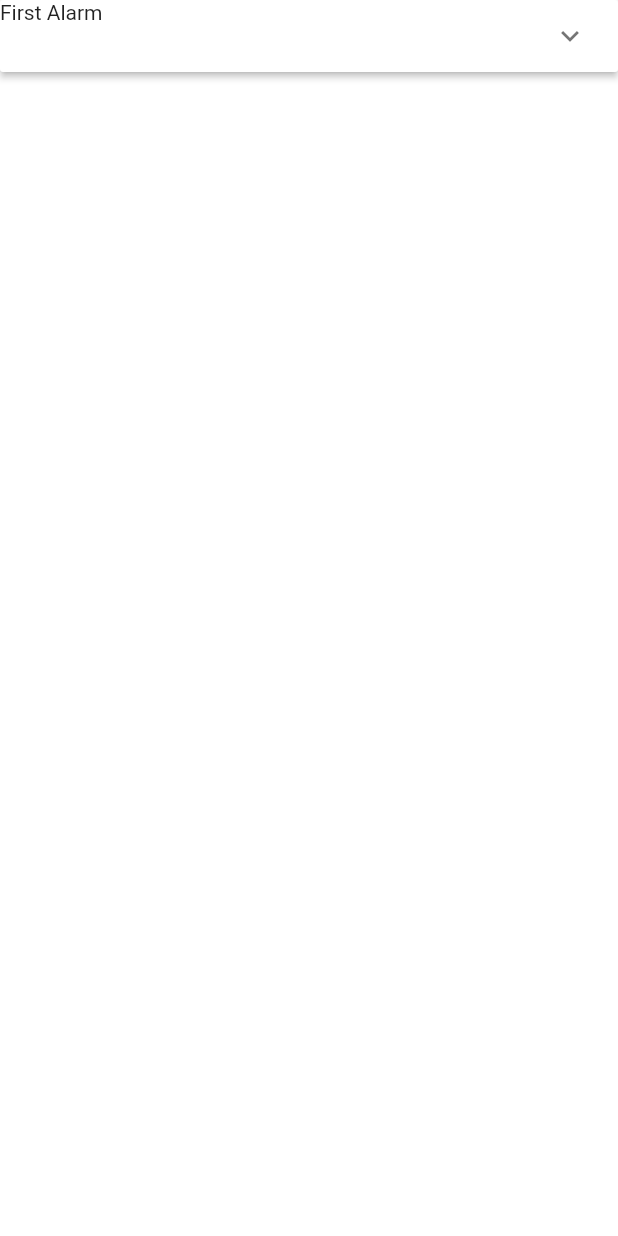
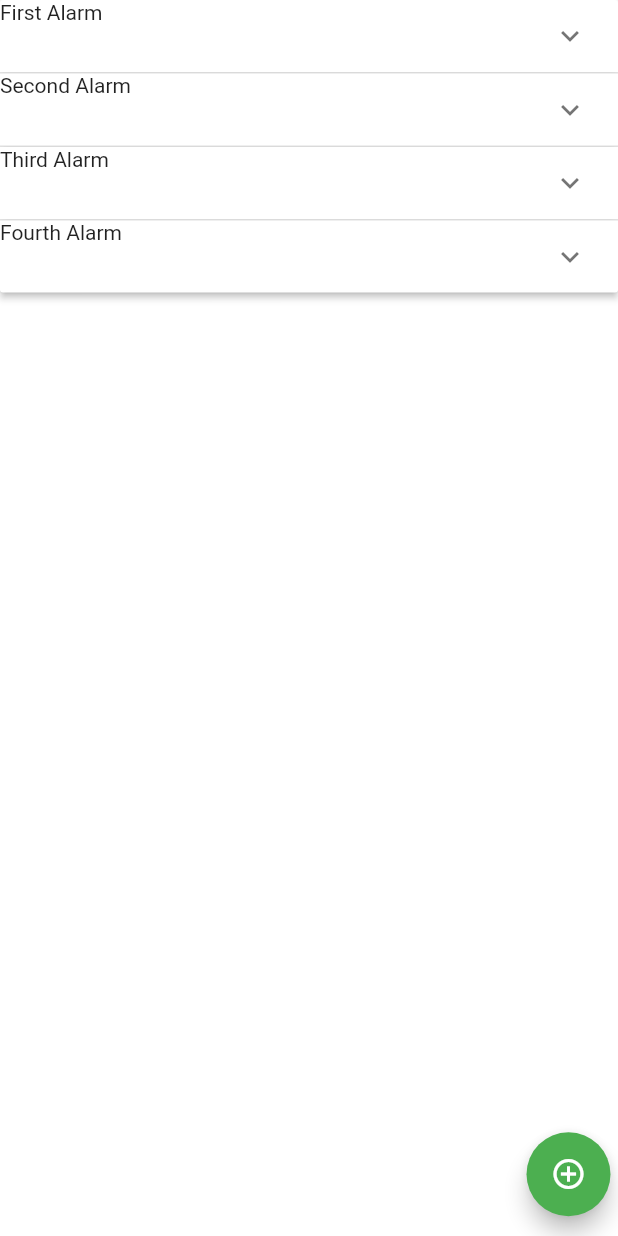
Before and after one commit to EdwardGuaman/BetterSleepApp, a Flutter app: the screen it shows after launch, after a tap on the "alarm" icon, on a phone screen of 412 x 824 dp. Run offline on Flutter 3.47's test engine with Material 2 defaults, Android fonts, the phone set to English and light mode, and no system bars.

Commit message:
Added frame for page that will allow user to create new alarms as well as the floating button that will redirect them to said page. The create alarm page has a placeholder time picker that will be used along with other widgets to allow the user to make different alarms to meet their needs.

```diff
--- /dev/null
+++ b/lib/CreateNewAlarmPage.dart
@@ -0,0 +1,46 @@
+import 'package:flutter/material.dart';
+
+class NewAlarm extends StatelessWidget {
+  @override
+  Widget build(BuildContext context) {
+    return MaterialApp(
+      home: MyStatefulWidget(),
+    );
+  }
+}
+
+class MyStatefulWidget extends StatefulWidget {
+  MyStatefulWidget({Key key}) : super(key: key);
+
+  @override
+  _MyStatefulWidgetState createState() => _MyStatefulWidgetState();
+}
+
+class _MyStatefulWidgetState extends State<MyStatefulWidget> {
+  @override
+  Widget build(BuildContext context) {
+    return Scaffold(
+      appBar: AppBar(
+        title: const Text('Sample Code'),
+      ),
+      body: Center(
+        child: Column(
+          children: <Widget>[
+            RaisedButton(
+              child: Text('Picker Show Date'),
+              onPressed: () {
+                showTimePicker(context: context, initialTime: TimeOfDay.now());
+              },
+            ),
+          ],
+        ),
+      ),
+      backgroundColor: Colors.blueGrey.shade200,
+      floatingActionButton: FloatingActionButton(
+        onPressed: () {},
+        tooltip: 'Increment Counter',
+        child: const Icon(Icons.add),
+      ),
+    );
+  }
+}
--- a/lib/MainAlarmPage.dart
+++ b/lib/MainAlarmPage.dart
@@ -1,4 +1,6 @@
 import 'package:flutter/material.dart';
+
+import 'CreateNewAlarmPage.dart';
 
 class AlarmPage extends StatelessWidget {
   @override
@@ -10,7 +12,9 @@ class AlarmPage extends StatelessWidget {
 }
 
 class Alarm {
-//  alarm need to think about adding the capability for recurring alarms
+  /**  alarm need to think about adding the capability for recurring alarms
+   *  Also need to implement the ability to save alarms list to memory
+   */
   Alarm({this.isExpanded: false, this.alarmName, this.alarmTime});
 
   bool isExpanded;
@@ -28,11 +32,18 @@ class MyStatefulWidget extends StatefulWidget {
 class _MyStatefulWidgetState extends State<MyStatefulWidget> {
   List<Alarm> _alarms = <Alarm>[
     Alarm(alarmName: "First Alarm", alarmTime: DateTime.now()),
+    Alarm(alarmName: "Second Alarm", alarmTime: DateTime.now()),
+    Alarm(alarmName: "Third Alarm", alarmTime: DateTime.now()),
+    Alarm(alarmName: "Fourth Alarm", alarmTime: DateTime.now()),
   ];
 
   @override
   Widget build(BuildContext context) {
-    return ListView(
+    return Column(
+      children: <Widget>[
+        Expanded(
+          flex: 9,
+          child: ListView(
             children: <Widget>[
               ExpansionPanelList(
                 expansionCallback: (int index, bool isExpanded) {
@@ -50,6 +61,27 @@ class _MyStatefulWidgetState extends State<MyStatefulWidget> {
                 }).toList(),
               )
             ],
+          ),
+        ),
+        Expanded(
+          flex: 1,
+          child: Container(
+            alignment: Alignment.centerRight,
+            margin: EdgeInsets.only(right: 5),
+            child: FloatingActionButton(
+              onPressed: () {
+                Navigator.push(
+                  context,
+                  MaterialPageRoute(builder: (context) => NewAlarm()),
+                );
+                print(Text("button pressed test"));
+              },
+              child: Icon(Icons.add_circle_outline),
+              backgroundColor: Colors.green,
+            ),
+          ),
+        )
+      ],
     );
   }
 }
--- a/pubspec.yaml
+++ b/pubspec.yaml
@@ -19,7 +19,6 @@ environment:
 dependencies:
   flutter:
     sdk: flutter
-
   # The following adds the Cupertino Icons font to your application.
   # Use with the CupertinoIcons class for iOS style icons.
   cupertino_icons: ^0.1.2
```
Lines whose indentation alone changed are shown as unchanged.
